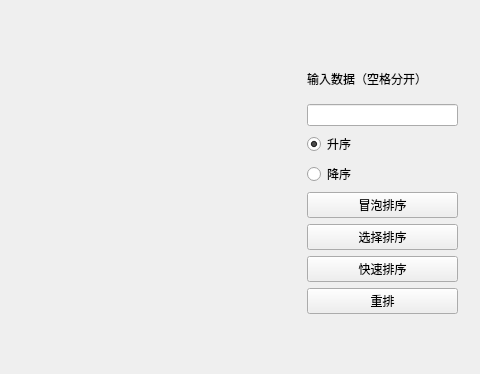
Qt form mainwindow.ui (Skylength/visualsortQAQ) before a commit; both pictures show x 328 to 808 and y 100 to 474 of the 808 by 570 pixel window.
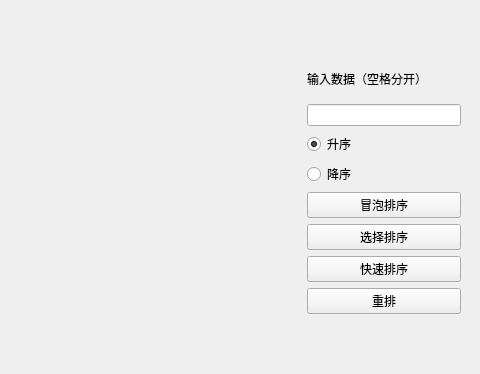
The same form after that commit.

What changed in the file:
```diff
--- a/mainwindow.ui
+++ b/mainwindow.ui
@@ -19,7 +19,7 @@
      <rect>
       <x>635</x>
       <y>160</y>
-      <width>151</width>
+      <width>154</width>
       <height>254</height>
      </rect>
     </property>
```
